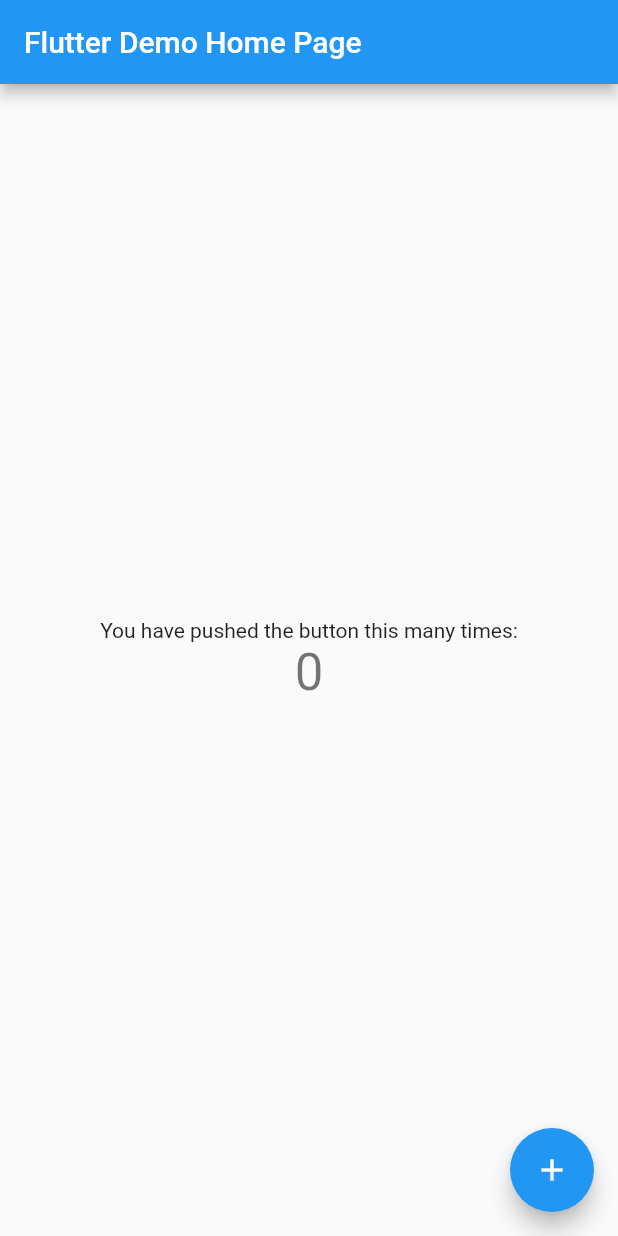
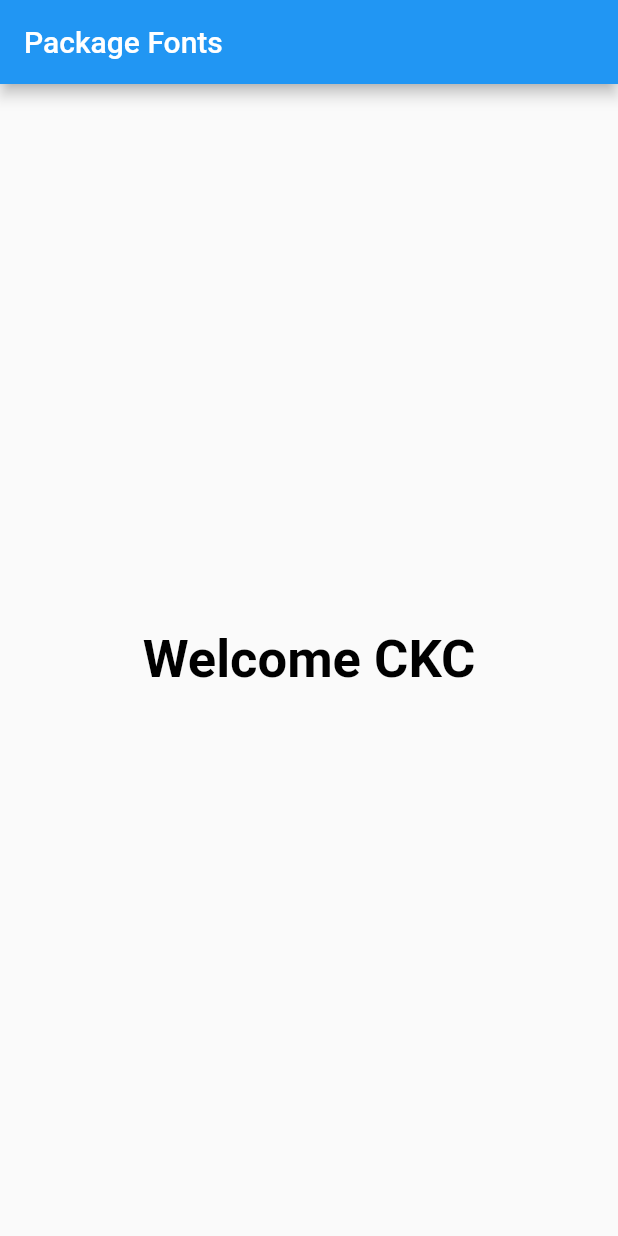
Before and after one commit to tob040501/CKC_Social_Network, a Flutter app: the screen it shows after launch, on a phone screen of 412 x 824 dp. Run offline on Flutter 3.47's test engine with Material 2 defaults, Android fonts, the phone set to English and light mode, and no system bars.

Commit message:
file main

```diff
--- /dev/null
+++ b/social_network/lib/app/core/values/colors.dart
@@ -0,0 +1,7 @@
+import 'package:flutter/material.dart';
+
+const Color backgroundColor = Color(0xFFFEA0C6);
+const Color iconColor = Color(0xffADADAD);
+const Color accentColor = Color(0xff181818);
+const Color yellowColor = Colors.yellow; //
+const Color blackColor = Colors.black;
--- a/social_network/lib/main.dart
+++ b/social_network/lib/main.dart
@@ -1,115 +1,41 @@
 import 'package:flutter/material.dart';
+import 'package:flutter/painting.dart';
 
-void main() {
-  runApp(const MyApp());
-}
+void main() => runApp(const MyApp());
 
 class MyApp extends StatelessWidget {
   const MyApp({Key? key}) : super(key: key);
 
-  // This widget is the root of your application.
   @override
   Widget build(BuildContext context) {
-    return MaterialApp(
-      title: 'Flutter Demo',
-      theme: ThemeData(
-        // This is the theme of your application.
-        //
-        // Try running your application with "flutter run". You'll see the
-        // application has a blue toolbar. Then, without quitting the app, try
-        // changing the primarySwatch below to Colors.green and then invoke
-        // "hot reload" (press "r" in the console where you ran "flutter run",
-        // or simply save your changes to "hot reload" in a Flutter IDE).
-        // Notice that the counter didn't reset back to zero; the application
-        // is not restarted.
-        primarySwatch: Colors.blue,
-      ),
-      home: const MyHomePage(title: 'Flutter Demo Home Page'),
+    return const MaterialApp(
+      title: 'Package Fonts',
+      home: MyHomePage(),
     );
   }
 }
 
-class MyHomePage extends StatefulWidget {
-  const MyHomePage({Key? key, required this.title}) : super(key: key);
-
-  // This widget is the home page of your application. It is stateful, meaning
-  // that it has a State object (defined below) that contains fields that affect
-  // how it looks.
-
-  // This class is the configuration for the state. It holds the values (in this
-  // case the title) provided by the parent (in this case the App widget) and
-  // used by the build method of the State. Fields in a Widget subclass are
-  // always marked "final".
-
-  final String title;
-
-  @override
-  State<MyHomePage> createState() => _MyHomePageState();
-}
-
-class _MyHomePageState extends State<MyHomePage> {
-  int _counter = 0;
-
-  void _incrementCounter() {
-    setState(() {
-      // This call to setState tells the Flutter framework that something has
-      // changed in this State, which causes it to rerun the build method below
-      // so that the display can reflect the updated values. If we changed
-      // _counter without calling setState(), then the build method would not be
-      // called again, and so nothing would appear to happen.
-      _counter++;
-    });
-  }
+class MyHomePage extends StatelessWidget {
+  const MyHomePage({Key? key}) : super(key: key);
 
   @override
   Widget build(BuildContext context) {
-    // This method is rerun every time setState is called, for instance as done
-    // by the _incrementCounter method above.
-    //
-    // The Flutter framework has been optimized to make rerunning build methods
-    // fast, so that you can just rebuild anything that needs updating rather
-    // than having to individually change instances of widgets.
     return Scaffold(
-      appBar: AppBar(
-        // Here we take the value from the MyHomePage object that was created by
-        // the App.build method, and use it to set our appbar title.
-        title: Text(widget.title),
-      ),
-      body: Center(
-        // Center is a layout widget. It takes a single child and positions it
-        // in the middle of the parent.
-        child: Column(
-          // Column is also a layout widget. It takes a list of children and
-          // arranges them vertically. By default, it sizes itself to fit its
-          // children horizontally, and tries to be as tall as its parent.
-          //
-          // Invoke "debug painting" (press "p" in the console, choose the
-          // "Toggle Debug Paint" action from the Flutter Inspector in Android
-          // Studio, or the "Toggle Debug Paint" command in Visual Studio Code)
-          // to see the wireframe for each widget.
-          //
-          // Column has various properties to control how it sizes itself and
-          // how it positions its children. Here we use mainAxisAlignment to
-          // center the children vertically; the main axis here is the vertical
-          // axis because Columns are vertical (the cross axis would be
-          // horizontal).
-          mainAxisAlignment: MainAxisAlignment.center,
-          children: <Widget>[
-            const Text(
-              'You have pushed the button this many times:',
-            ),
-            Text(
-              '$_counter',
-              style: Theme.of(context).textTheme.headline4,
-            ),
-          ],
+      // The AppBar uses the app-default font.
+      appBar: AppBar(title: const Text('Package Fonts')),
+      body: const Center(
+        // This Text widget uses the Raleway font.
+        child: Text(
+          'Welcome CKC',
+          style: TextStyle(
+            color: Colors.black,
+            fontFamily: 'Poppins',
+            fontSize: 35,
+            fontWeight: FontWeight.w600,
+            package: 'awesome_package',
+          ),
         ),
       ),
-      floatingActionButton: FloatingActionButton(
-        onPressed: _incrementCounter,
-        tooltip: 'Increment',
-        child: const Icon(Icons.add),
-      ), // This trailing comma makes auto-formatting nicer for build methods.
     );
   }
 }
```
Also changed, not shown: social_network/pubspec.yaml (+7 -2 lines), social_network/assets/fonts/Poppins-Regular.ttf (added), social_network/assets/fonts/Poppins-SemiBold.ttf (added).
